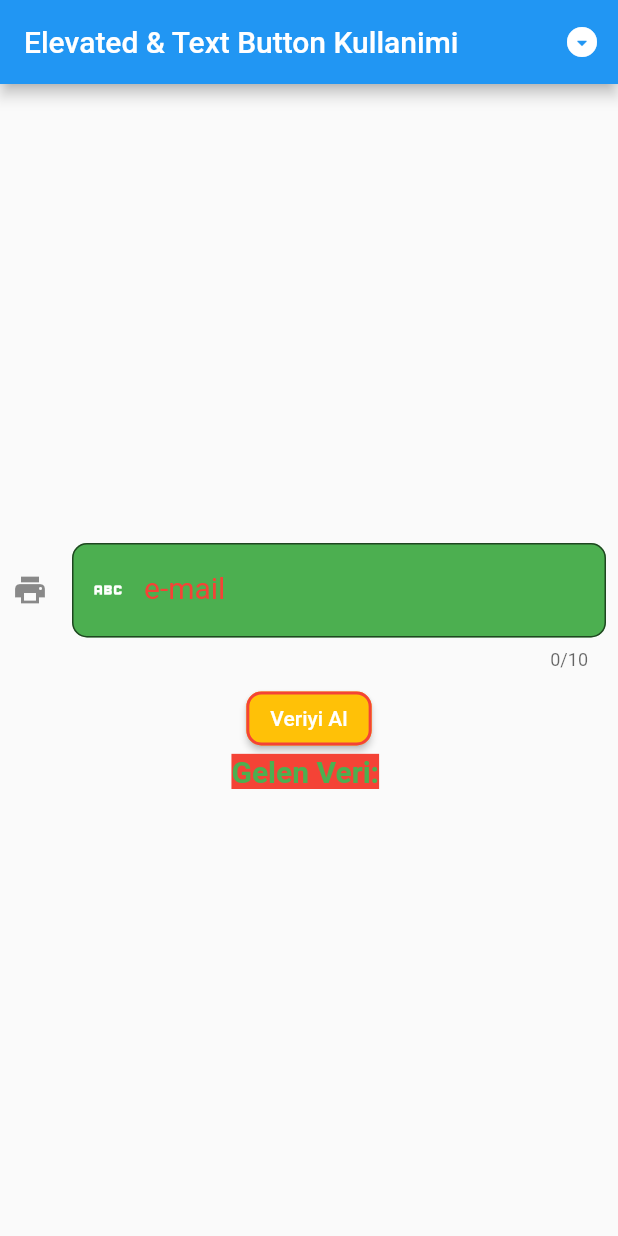
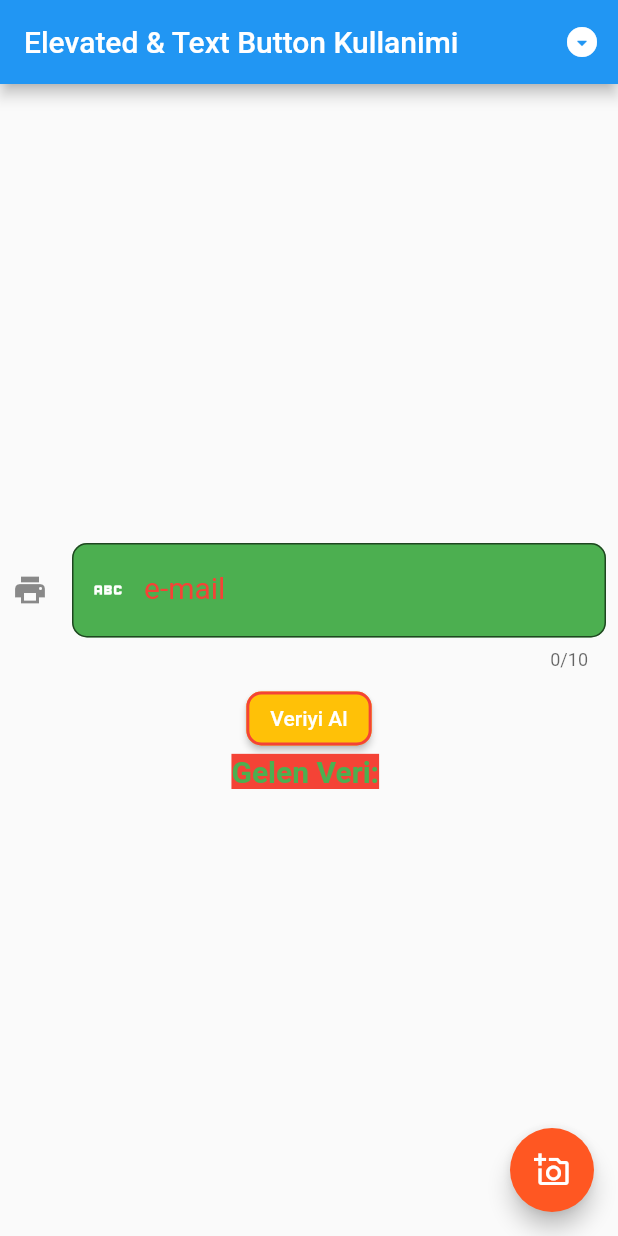
Before and after one commit to tahaturan/flutter_basis_widget, a Flutter app: the screen it shows after launch, on a phone screen of 412 x 824 dp. Run offline on Flutter 3.47's test engine with Material 2 defaults, Android fonts, the light colour scheme and no system bars.

Commit message:
floatingActionButton Kullanimi

```diff
--- a/lib/main.dart
+++ b/lib/main.dart
@@ -32,6 +32,15 @@ class _MyAppState extends State<MyApp> {
           actions: const [PopupMenuKullanimi()],
         ),
         body: const TextButtonTextField(),
+        floatingActionButton: FloatingActionButton(
+          onPressed: () {
+            debugPrint("Fab 1 tiklandi");
+          },
+          child: const Icon(Icons.add_a_photo_outlined),
+          tooltip: "FAB Button", //todo:uzerine uzun basildiginda cikan yazi
+          backgroundColor: Colors.deepOrange,
+          foregroundColor: Colors.white,
+        ),
       ),
     );
   }
```
